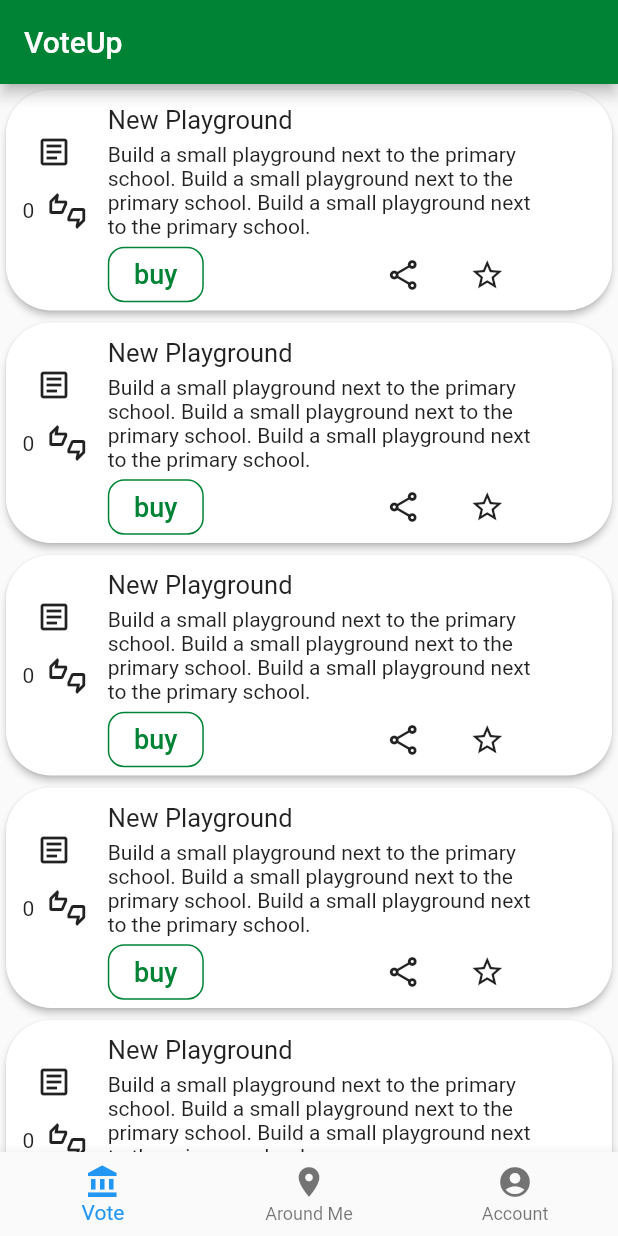
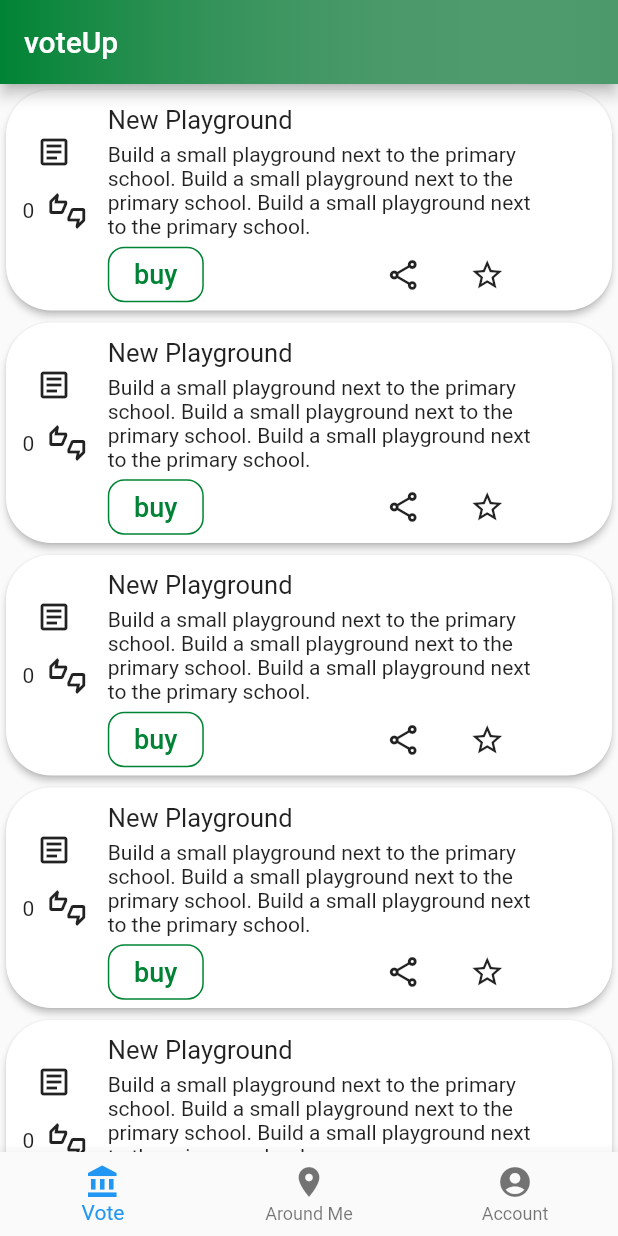
Before and after one commit to ethznerds/mycity, a Flutter app: the screen it shows after launch, on a phone screen of 412 x 824 dp. Run offline on Flutter 3.47's test engine with Material 2 defaults, Android fonts, the phone set to English and light mode, and no system bars; our stand-ins replace cloud_firestore, firebase_auth, firebase_core, flutter_cache_manager, google_maps_flutter, location and 1 more; missing offline and left inert: fluster; accounts and stored records are empty.

Commit message:
gradient app bar

```diff
--- a/app/lib/main.dart
+++ b/app/lib/main.dart
@@ -5,6 +5,7 @@ import 'package:app/ui/around_me.dart';
 import 'package:app/ui/vote.dart';
 import 'package:app/utils/widgets.dart';
 import 'package:flutter/material.dart';
+import 'package:new_gradient_app_bar/new_gradient_app_bar.dart';
 import 'package:provider/provider.dart';
 
 import 'package:firebase_core/firebase_core.dart'; // new
@@ -67,8 +68,9 @@ class _MyHomePageState extends State<MyHomePage> {
   @override
   Widget build(BuildContext context) {
     return Scaffold(
-      appBar: AppBar(
-        title: const Text('VoteUp'),
+      appBar: NewGradientAppBar(
+        title: Text("voteUp"),
+        gradient: LinearGradient(colors: [Theme.of(context).primaryColor, Theme.of(context).highlightColor]),
       ),
       body: Center(
         child: _widgetOptions.elementAt(_selectedIndex),
--- a/app/pubspec.yaml
+++ b/app/pubspec.yaml
@@ -19,6 +19,7 @@ dependencies:
   provider: ^5.0.0
 
   fl_chart: ^0.20.1
+  new_gradient_app_bar: ^0.1.5
 
   google_maps_flutter: ^2.0.1
   location: ^4.1.1
```
Also changed, not shown: app/lib/utils/gradient_app_bar.dart (deleted, +0 -34 lines).
